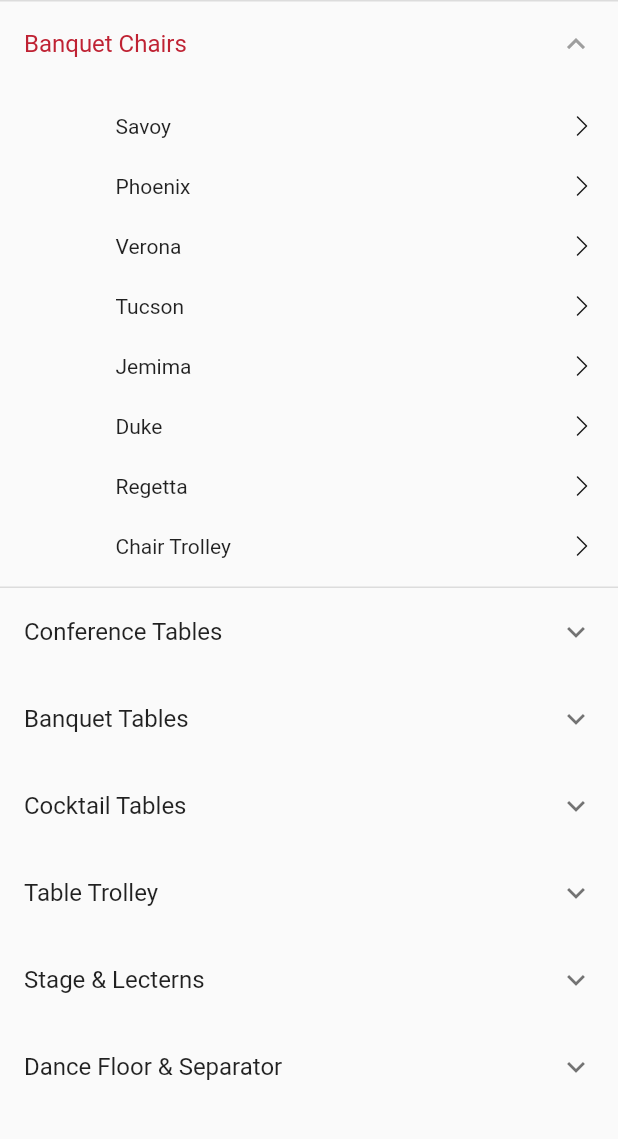
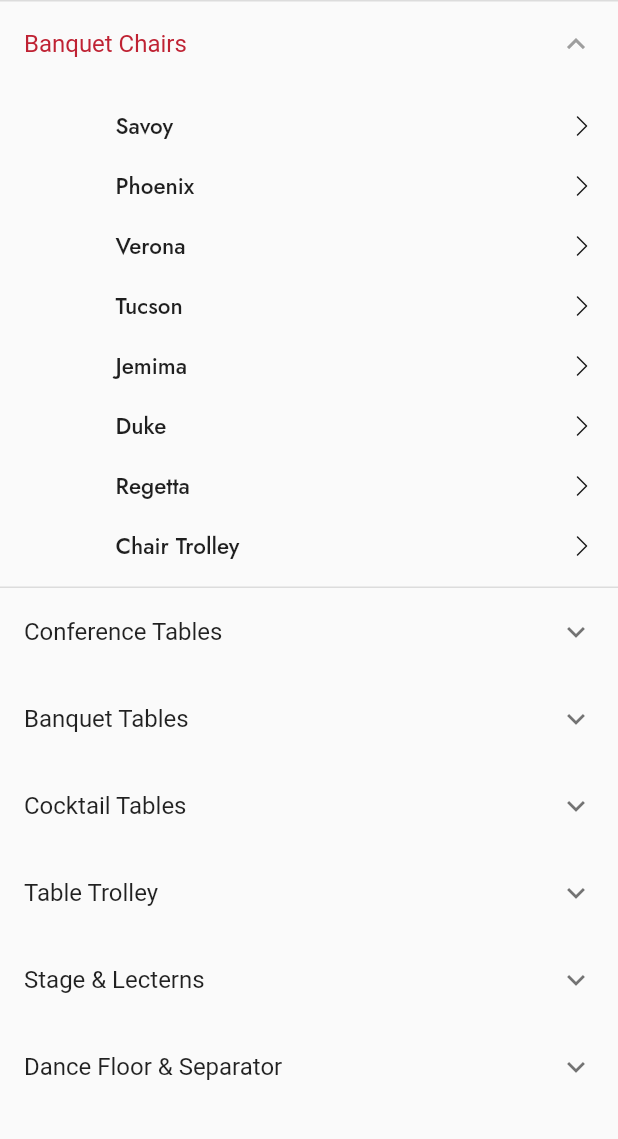
Before and after one commit to Lokendra16/horecca, a Flutter app: the BanquetConfrenceScreen screen opened directly, after a tap on "Banquet Chairs", on a phone screen of 412 x 824 dp, the part 84-1223 px from its top. Run offline on Flutter 3.47's test engine with Material 2 defaults, Android fonts, the phone set to English and light mode, and no system bars; our stand-ins replace badges, cached_network_image, dio, fancy_shimmer_image, flutter_html, flutter_native_splash and 13 more; accounts and stored records are empty; generated files the repository leaves out were written again; network calls fail; statements that could not run were skipped.

Commit message:
"implemented product list view and change font"

```diff
--- a/lib/app/modules/banquetConfrence/banqut&confrence_screen.dart
+++ b/lib/app/modules/banquetConfrence/banqut&confrence_screen.dart
@@ -3,6 +3,7 @@ import 'package:get/get.dart';
 import 'package:get/get_core/src/get_main.dart';
 import 'package:the_horeca_store/extensions/assets_ext.dart';
 
+import '../../../commons/utils/app_theme_data.dart';
 import '../../../networking/models/banqut&Confrence/banquet&Confrnece.dart';
 import '../../../src/gen/assets.gen.dart';
 import '../../../src/gen/colors.gen.dart';
@@ -92,7 +93,7 @@ class BanquetConfrenceScreen extends StatelessWidget {
                               height: 40,
                               child: Row(mainAxisAlignment: MainAxisAlignment.spaceBetween,
                                 children: [
-                                  Text(banquetChair![i].title),
+                                  Text(banquetChair![i].title,style: AppThemeData.sf400Font14black,),
                                   Assets.icons.icArrowForward.svgIcon(
                                       color: ColorName.black,size: 14),
                                 ],
@@ -125,7 +126,7 @@ class BanquetConfrenceScreen extends StatelessWidget {
                               height: 40,
                               child: Row(mainAxisAlignment: MainAxisAlignment.spaceBetween,
                                 children: [
-                                  Text(confrneceTable![i].title),
+                                  Text(confrneceTable![i].title,style: AppThemeData.sf400Font14black,),
                                   Assets.icons.icArrowForward.svgIcon(
                                       color: ColorName.black,size: 14),
                                 ],
@@ -158,7 +159,7 @@ class BanquetConfrenceScreen extends StatelessWidget {
                               height: 40,
                               child: Row(mainAxisAlignment: MainAxisAlignment.spaceBetween,
                                 children: [
-                                  Text(banquetstable![i].title),
+                                  Text(banquetstable![i].title,style: AppThemeData.sf400Font14black,),
                                   Assets.icons.icArrowForward.svgIcon(
                                       color: ColorName.black,size: 14),
                                 ],
@@ -190,7 +191,7 @@ class BanquetConfrenceScreen extends StatelessWidget {
                               height: 40,
                               child: Row(mainAxisAlignment: MainAxisAlignment.spaceBetween,
                                 children: [
-                                  Text(cockTailTable![i].title),
+                                  Text(cockTailTable![i].title,style: AppThemeData.sf400Font14black,),
                                   Assets.icons.icArrowForward.svgIcon(
                                       color: ColorName.black,size: 14),
                                 ],
@@ -222,7 +223,7 @@ class BanquetConfrenceScreen extends StatelessWidget {
                               height: 40,
                               child: Row(mainAxisAlignment: MainAxisAlignment.spaceBetween,
                                 children: [
-                                  Text(tableTrolly![i].title),
+                                  Text(tableTrolly![i].title,style: AppThemeData.sf400Font14black,),
                                   Assets.icons.icArrowForward.svgIcon(
                                       color: ColorName.black,size: 14),
                                 ],
@@ -254,7 +255,7 @@ class BanquetConfrenceScreen extends StatelessWidget {
                               height: 40,
                               child: Row(mainAxisAlignment: MainAxisAlignment.spaceBetween,
                                 children: [
-                                  Text(stageLecterns![i].title),
+                                  Text(stageLecterns![i].title,style: AppThemeData.sf400Font14black,),
                                   Assets.icons.icArrowForward.svgIcon(
                                       color: ColorName.black,size: 14),
                                 ],
@@ -286,7 +287,7 @@ class BanquetConfrenceScreen extends StatelessWidget {
                               height: 40,
                               child: Row(mainAxisAlignment: MainAxisAlignment.spaceBetween,
                                 children: [
-                                  Text(danceFloorSeprator![i].title),
+                                  Text(danceFloorSeprator![i].title,style: AppThemeData.sf400Font14black,),
                                   Assets.icons.icArrowForward.svgIcon(
                                       color: ColorName.black,size: 14),
                                 ],
--- a/lib/app/modules/bed&bath_screen/bed&bath_screen.dart
+++ b/lib/app/modules/bed&bath_screen/bed&bath_screen.dart
@@ -3,6 +3,7 @@ import 'package:get/get.dart';
 import 'package:get/get_core/src/get_main.dart';
 import 'package:the_horeca_store/extensions/assets_ext.dart';
 
+import '../../../commons/utils/app_theme_data.dart';
 import '../../../networking/models/bed&bathLinen_model/bedBath.dart';
 import '../../../src/gen/assets.gen.dart';
 import '../../../src/gen/colors.gen.dart';
@@ -91,7 +92,7 @@ class BedBathScreen extends StatelessWidget {
                               height: 40,
                               child: Row(mainAxisAlignment: MainAxisAlignment.spaceBetween,
                                 children: [
-                                  Text(bed![i].title),
+                                  Text(bed![i].title,style: AppThemeData.sf400Font14black,),
                                   Assets.icons.icArrowForward.svgIcon(
                                       color: ColorName.black,size: 14),
                                 ],
@@ -124,7 +125,7 @@ class BedBathScreen extends StatelessWidget {
                               height: 40,
                               child: Row(mainAxisAlignment: MainAxisAlignment.spaceBetween,
                                 children: [
-                                  Text(bath![i].title),
+                                  Text(bath![i].title,style: AppThemeData.sf400Font14black,),
                                   Assets.icons.icArrowForward.svgIcon(
                                       color: ColorName.black,size: 14),
                                 ],
--- a/lib/app/modules/buffetware/buffetware.dart
+++ b/lib/app/modules/buffetware/buffetware.dart
@@ -4,6 +4,7 @@ import 'package:get/get_core/src/get_main.dart';
 import 'package:the_horeca_store/app/modules/home_screen/controller/home_screen_controller.dart';
 import 'package:the_horeca_store/extensions/assets_ext.dart';
 
+import '../../../commons/utils/app_theme_data.dart';
 import '../../../networking/models/buffetware/buffetware_model.dart';
 import '../../../networking/models/category_data/category_model.dart';
 import '../../../src/gen/assets.gen.dart';
@@ -96,7 +97,7 @@ class Buffet extends StatelessWidget {
                               height: 40,
                               child: Row(mainAxisAlignment: MainAxisAlignment.spaceBetween,
                                 children: [
-                                  Text(buffetwareStand![i].title),
+                                  Text(buffetwareStand![i].title,style: AppThemeData.sf400Font14black,),
                                   Assets.icons.icArrowForward.svgIcon(
                                       color: ColorName.black,size: 14),
                                 ],
--- a/lib/app/modules/category_screen/view/category_list_screen.dart
+++ b/lib/app/modules/category_screen/view/category_list_screen.dart
@@ -215,6 +215,7 @@ class CategoryListScreen extends StatelessWidget {
                 child: InkWell(
                   onTap: () {
                     Get.to(LiveCookingModular());
+
                   },
                   child: Card(
                     elevation: 3,
--- a/lib/app/modules/kitchenEquipments_screen/kitchenEquipments_screen.dart
+++ b/lib/app/modules/kitchenEquipments_screen/kitchenEquipments_screen.dart
@@ -4,6 +4,7 @@ import 'package:get/get_core/src/get_main.dart';
 import 'package:the_horeca_store/extensions/assets_ext.dart';
 import 'package:the_horeca_store/networking/models/kitchenEquipments_model/kitchenEquipment.dart';
 
+import '../../../commons/utils/app_theme_data.dart';
 import '../../../src/gen/assets.gen.dart';
 import '../../../src/gen/colors.gen.dart';
 import '../product_list/controller/product_listview_controller.dart';
@@ -91,7 +92,7 @@ class KitchenEquipmentsScreen extends StatelessWidget {
                               height: 40,
                               child: Row(mainAxisAlignment: MainAxisAlignment.spaceBetween,
                                 children: [
-                                  Text(kitchen![i].title),
+                                  Text(kitchen![i].title,style: AppThemeData.sf400Font14black,),
                                   Assets.icons.icArrowForward.svgIcon(
                                       color: ColorName.black,size: 14),
                                 ],
--- a/lib/app/modules/liveCooking/liveCooking_screen.dart
+++ b/lib/app/modules/liveCooking/liveCooking_screen.dart
@@ -3,6 +3,7 @@ import 'package:get/get.dart';
 import 'package:get/get_core/src/get_main.dart';
 import 'package:the_horeca_store/extensions/assets_ext.dart';
 
+import '../../../commons/utils/app_theme_data.dart';
 import '../../../networking/models/liveCooking_model/liveCooking.dart';
 import '../../../src/gen/assets.gen.dart';
 import '../../../src/gen/colors.gen.dart';
@@ -91,7 +92,7 @@ class LiveCookingModular extends StatelessWidget {
                               height: 40,
                               child: Row(mainAxisAlignment: MainAxisAlignment.spaceBetween,
                                 children: [
-                                  Text(livecooking![i].title),
+                                  Text(livecooking![i].title,style: AppThemeData.sf400Font14black,),
                                   Assets.icons.icArrowForward.svgIcon(
                                       color: ColorName.black,size: 14),
                                 ],
@@ -124,7 +125,7 @@ class LiveCookingModular extends StatelessWidget {
                               height: 40,
                               child: Row(mainAxisAlignment: MainAxisAlignment.spaceBetween,
                                 children: [
-                                  Text(modularKitchen![i].title),
+                                  Text(modularKitchen![i].title,style: AppThemeData.sf400Font14black,),
                                   Assets.icons.icArrowForward.svgIcon(
                                       color: ColorName.black,size: 14),
                                 ],
--- a/lib/app/modules/product_list/view/product_list_screen.dart
+++ b/lib/app/modules/product_list/view/product_list_screen.dart
@@ -2,6 +2,7 @@ import 'package:flutter/material.dart';
 import 'package:get/get.dart';
 import 'package:google_fonts/google_fonts.dart';
 import 'package:infinite_scroll_pagination/infinite_scroll_pagination.dart';
+import 'package:the_horeca_store/app/modules/product_list/view/product_list_view.dart';
 import 'package:the_horeca_store/app/widgets/app_bar_cart.dart';
 import 'package:the_horeca_store/app/widgets/product_item.dart';
 import 'package:the_horeca_store/l10n/localization.dart';
@@ -115,7 +116,7 @@ class ProductListScreen extends StatelessWidget {
             () => Padding(
                 padding: EdgeInsets.only(
                     top: showSorting == true ? 60.0 : 20, bottom: 4.0),
-                child: controller.isGridView.value == true
+                child: controller.isGridView.value == false
                     ? PagedGridView<int, ProductData>(
                         gridDelegate:
                             const SliverGridDelegateWithFixedCrossAxisCount(
@@ -161,7 +162,7 @@ class ProductListScreen extends StatelessWidget {
                             ),
                           ),
                           itemBuilder: (context, item, index) {
-                            return ProductItem(
+                            return ProductListView(
                               item: item,
                               isFromWishList: false,
                             );
--- a/lib/commons/utils/app_theme_data.dart
+++ b/lib/commons/utils/app_theme_data.dart
@@ -66,6 +66,12 @@ class AppThemeData {
       fontSize: 12,
       fontFamily: 'SF Pro Rounded',
       color: ColorName.white);
+
+  static const sf400Font14black = TextStyle(
+      fontWeight: FontWeight.w500,
+      fontSize: 15,
+      fontFamily: 'SF Pro Rounded',
+      color: ColorName.black);
 
   static const sf400Font15White = TextStyle(
       fontWeight: FontWeight.w400,
```
Also changed, not shown: lib/app/modules/guestroom_screen/guestroom_screen.dart (+5 -4 lines), lib/app/modules/kitchenPastry_screen/kitchen_pastry_screen.dart (+6 -5 lines), lib/app/modules/product_list/view/product_list_view.dart (added, +95 -0 lines), lib/app/modules/tableTop_screen/tableTop_Screen.dart (+4 -3 lines), lib/app/modules/table_accessories_screen/table_accessories_screen.dart (+7 -6 lines), lib/app/modules/wish_list_screen/view/wish_list_screen.dart (+2 -5 lines), lib/app/widgets/product_item.dart (+10 -16 lines).
